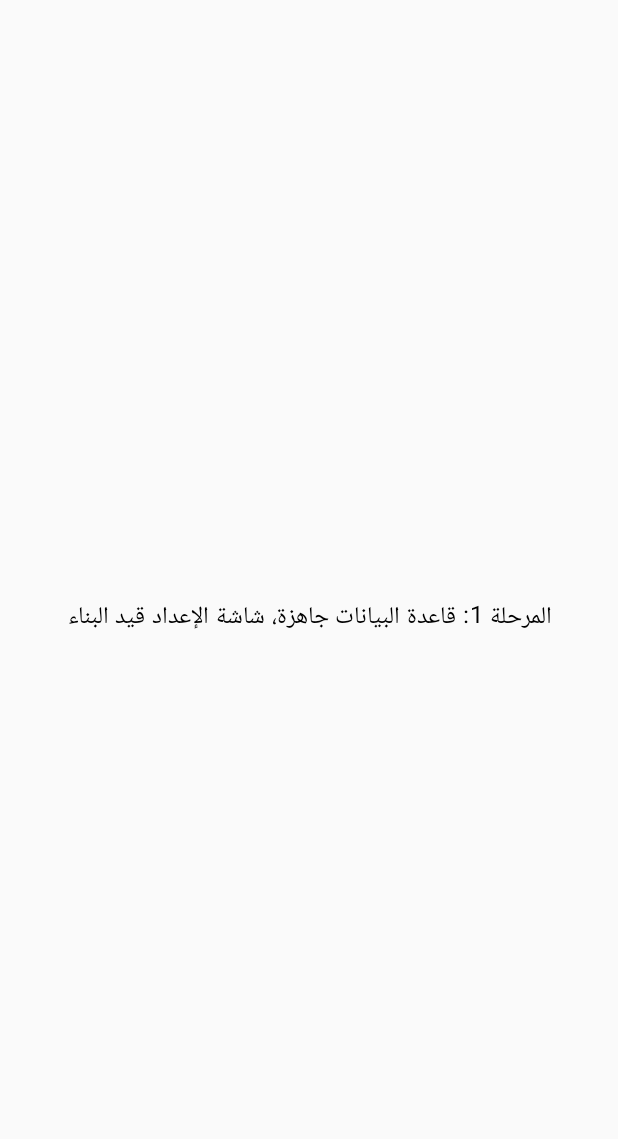
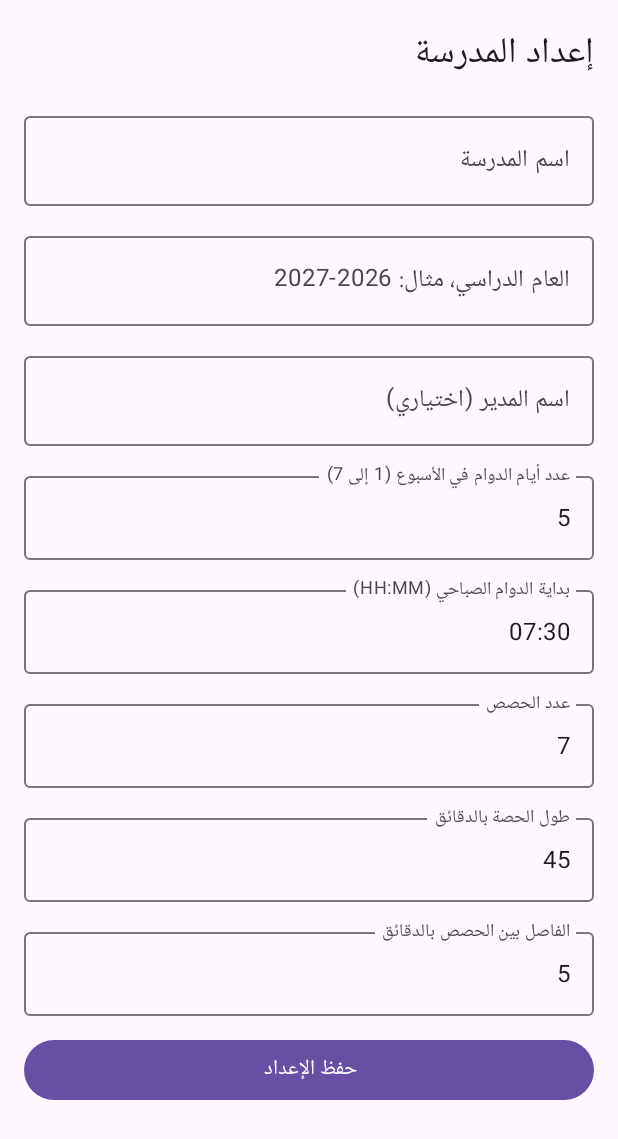
Before and after one commit to fahadsouliman68-cpu/timetable, an Android app built with Jetpack Compose: the screen it shows after launch (MainActivity), on a phone screen of 412 x 824 dp. Before the commit the part shown is almost empty. Shown: the top 1139 px of the screen. Run offline under Robolectric (Android 15) with nearby library versions, the phone set to English and light mode, and no system bars; our stand-ins replace Room's generated code.

Commit message:
Phase 1: setup screen, saved-school check on launch
Adds the setup form (validated by the domain SetupBuilder), saves it through
SetupRepository, and shows the home placeholder once a school exists so the
result survives restarts.

Co-Authored-By: Claude Haiku 5.5 <noreply@anthropic.com>
Claude-Session: https://claude.ai/code/session_01V4x132bzWiDibQS9Y7YXh7

```diff
--- a/app/src/main/kotlin/com/school/timetable/app/MainActivity.kt
+++ b/app/src/main/kotlin/com/school/timetable/app/MainActivity.kt
@@ -3,29 +3,71 @@ package com.school.timetable.app
 import android.os.Bundle
 import androidx.activity.ComponentActivity
 import androidx.activity.compose.setContent
-import androidx.compose.material3.MaterialTheme
-import androidx.compose.material3.Text
 import androidx.compose.foundation.layout.Box
 import androidx.compose.foundation.layout.fillMaxSize
+import androidx.compose.foundation.layout.padding
+import androidx.compose.material3.CircularProgressIndicator
+import androidx.compose.material3.MaterialTheme
+import androidx.compose.material3.Surface
+import androidx.compose.material3.Text
+import androidx.compose.runtime.Composable
+import androidx.compose.runtime.CompositionLocalProvider
+import androidx.compose.runtime.LaunchedEffect
+import androidx.compose.runtime.getValue
+import androidx.compose.runtime.mutableStateOf
+import androidx.compose.runtime.remember
+import androidx.compose.runtime.setValue
 import androidx.compose.ui.Alignment
 import androidx.compose.ui.Modifier
 import androidx.compose.ui.platform.LocalLayoutDirection
+import androidx.compose.ui.text.style.TextAlign
 import androidx.compose.ui.unit.LayoutDirection
+import androidx.compose.ui.unit.dp
+import com.school.timetable.data.SetupRepository
 
-/**
- * Placeholder screen for Phase 1. It shows no fake controls. The setup wizard screen comes next.
- */
 class MainActivity : ComponentActivity() {
     override fun onCreate(savedInstanceState: Bundle?) {
         super.onCreate(savedInstanceState)
+        val repository = (application as TimetableApp).container.setupRepository
         setContent {
             MaterialTheme {
-                androidx.compose.runtime.CompositionLocalProvider(LocalLayoutDirection provides LayoutDirection.Rtl) {
-                    Box(modifier = Modifier.fillMaxSize(), contentAlignment = Alignment.Center) {
-                        Text("المرحلة 1: قاعدة البيانات جاهزة، شاشة الإعداد قيد البناء")
+                CompositionLocalProvider(LocalLayoutDirection provides LayoutDirection.Rtl) {
+                    Surface(modifier = Modifier.fillMaxSize()) {
+                        AppRoot(repository)
                     }
                 }
             }
         }
     }
 }
+
+/** Shows the setup screen until a school is saved; after that, the home screen. Survives restarts because it reads the database. */
+@Composable
+private fun AppRoot(repository: SetupRepository) {
+    var loaded by remember { mutableStateOf(false) }
+    var schoolName by remember { mutableStateOf<String?>(null) }
+    var reloadCount by remember { mutableStateOf(0) }
+
+    LaunchedEffect(reloadCount) {
+        schoolName = repository.savedSchoolName()
+        loaded = true
+    }
+
+    when {
+        !loaded -> Box(modifier = Modifier.fillMaxSize(), contentAlignment = Alignment.Center) {
+            CircularProgressIndicator()
+        }
+        schoolName == null -> SetupScreen(repository) { reloadCount++ }
+        else -> HomeScreen(schoolName ?: "")
+    }
+}
+
+@Composable
+private fun HomeScreen(schoolName: String) {
+    Box(modifier = Modifier.fillMaxSize().padding(24.dp), contentAlignment = Alignment.Center) {
+        Text(
+            text = "مرحباً بك في $schoolName\nتم حفظ إعداد المدرسة. شاشة الجداول قيد البناء.",
+            textAlign = TextAlign.Center,
+        )
+    }
+}
--- /dev/null
+++ b/app/src/main/kotlin/com/school/timetable/app/SetupScreen.kt
@@ -0,0 +1,173 @@
+package com.school.timetable.app
+
+import androidx.compose.foundation.layout.Arrangement
+import androidx.compose.foundation.layout.Column
+import androidx.compose.foundation.layout.fillMaxSize
+import androidx.compose.foundation.layout.fillMaxWidth
+import androidx.compose.foundation.layout.padding
+import androidx.compose.foundation.rememberScrollState
+import androidx.compose.foundation.text.KeyboardOptions
+import androidx.compose.foundation.verticalScroll
+import androidx.compose.material3.Button
+import androidx.compose.material3.MaterialTheme
+import androidx.compose.material3.OutlinedTextField
+import androidx.compose.material3.Text
+import androidx.compose.runtime.Composable
+import androidx.compose.runtime.getValue
+import androidx.compose.runtime.mutableStateOf
+import androidx.compose.runtime.remember
+import androidx.compose.runtime.rememberCoroutineScope
+import androidx.compose.runtime.setValue
+import androidx.compose.ui.Modifier
+import androidx.compose.ui.text.input.KeyboardType
+import androidx.compose.ui.unit.dp
+import com.school.timetable.data.SetupRepository
+import com.school.timetable.domain.ShiftKind
+import com.school.timetable.domain.setup.SchoolSetupInput
+import com.school.timetable.domain.setup.SetupResult
+import com.school.timetable.domain.setup.ShiftSetup
+import kotlinx.coroutines.launch
+
+/** Parses "HH:MM" into minutes since midnight, or null when the text is not a valid time. */
+internal fun parseClockMinutes(text: String): Int? {
+    val parts = text.trim().split(":")
+    if (parts.size != 2) return null
+    val hours = parts[0].toIntOrNull() ?: return null
+    val minutes = parts[1].toIntOrNull() ?: return null
+    if (hours !in 0..23 || minutes !in 0..59) return null
+    return hours * 60 + minutes
+}
+
+/** Setup wizard, phase 1: one morning shift. Validation messages come from the domain layer. */
+@Composable
+fun SetupScreen(repository: SetupRepository, onSaved: () -> Unit) {
+    var schoolName by remember { mutableStateOf("") }
+    var yearLabel by remember { mutableStateOf("") }
+    var principal by remember { mutableStateOf("") }
+    var activeDays by remember { mutableStateOf("5") }
+    var firstStart by remember { mutableStateOf("07:30") }
+    var periodCount by remember { mutableStateOf("7") }
+    var periodLength by remember { mutableStateOf("45") }
+    var gap by remember { mutableStateOf("5") }
+    var errors by remember { mutableStateOf<List<String>>(emptyList()) }
+    var saving by remember { mutableStateOf(false) }
+    val scope = rememberCoroutineScope()
+
+    Column(
+        modifier = Modifier
+            .fillMaxSize()
+            .verticalScroll(rememberScrollState())
+            .padding(16.dp),
+        verticalArrangement = Arrangement.spacedBy(12.dp),
+    ) {
+        Text("إعداد المدرسة", style = MaterialTheme.typography.headlineSmall)
+
+        OutlinedTextField(
+            value = schoolName,
+            onValueChange = { schoolName = it },
+            label = { Text("اسم المدرسة") },
+            singleLine = true,
+            modifier = Modifier.fillMaxWidth(),
+        )
+        OutlinedTextField(
+            value = yearLabel,
+            onValueChange = { yearLabel = it },
+            label = { Text("العام الدراسي، مثال: 2026-2027") },
+            singleLine = true,
+            modifier = Modifier.fillMaxWidth(),
+        )
+        OutlinedTextField(
+            value = principal,
+            onValueChange = { principal = it },
+            label = { Text("اسم المدير (اختياري)") },
+            singleLine = true,
+            modifier = Modifier.fillMaxWidth(),
+        )
+        OutlinedTextField(
+            value = activeDays,
+            onValueChange = { activeDays = it },
+            label = { Text("عدد أيام الدوام في الأسبوع (1 إلى 7)") },
+            singleLine = true,
+            keyboardOptions = KeyboardOptions(keyboardType = KeyboardType.Number),
+            modifier = Modifier.fillMaxWidth(),
+        )
+        OutlinedTextField(
+            value = firstStart,
+            onValueChange = { firstStart = it },
+            label = { Text("بداية الدوام الصباحي (HH:MM)") },
+            singleLine = true,
+            modifier = Modifier.fillMaxWidth(),
+        )
+        OutlinedTextField(
+            value = periodCount,
+            onValueChange = { periodCount = it },
+            label = { Text("عدد الحصص") },
+            singleLine = true,
+            keyboardOptions = KeyboardOptions(keyboardType = KeyboardType.Number),
+            modifier = Modifier.fillMaxWidth(),
+        )
+        OutlinedTextField(
+            value = periodLength,
+            onValueChange = { periodLength = it },
+            label = { Text("طول الحصة بالدقائق") },
+            singleLine = true,
+            keyboardOptions = KeyboardOptions(keyboardType = KeyboardType.Number),
+            modifier = Modifier.fillMaxWidth(),
+        )
+        OutlinedTextField(
+            value = gap,
+            onValueChange = { gap = it },
+            label = { Text("الفاصل بين الحصص بالدقائق") },
+            singleLine = true,
+            keyboardOptions = KeyboardOptions(keyboardType = KeyboardType.Number),
+            modifier = Modifier.fillMaxWidth(),
+        )
+
+        errors.forEach { message ->
+            Text(message, color = MaterialTheme.colorScheme.error)
+        }
+
+        Button(
+            enabled = !saving,
+            onClick = {
+                val start = parseClockMinutes(firstStart)
+                if (start == null) {
+                    errors = listOf("بداية الدوام يجب أن تكون بصيغة HH:MM")
+                    return@Button
+                }
+                val input = SchoolSetupInput(
+                    schoolName = schoolName,
+                    academicYearLabel = yearLabel,
+                    principalName = principal.ifBlank { null },
+                    activeDays = activeDays.toIntOrNull() ?: -1,
+                    shifts = listOf(
+                        ShiftSetup(
+                            id = "morning",
+                            kind = ShiftKind.MORNING,
+                            firstStartMin = start,
+                            periodCount = periodCount.toIntOrNull() ?: -1,
+                            periodLengthMin = periodLength.toIntOrNull() ?: -1,
+                            gapMin = gap.toIntOrNull() ?: -1,
+                        ),
+                    ),
+                )
+                saving = true
+                scope.launch {
+                    try {
+                        when (val result = repository.saveInitialSetup(input)) {
+                            is SetupResult.Ok -> onSaved()
+                            is SetupResult.Invalid -> errors = result.errors
+                        }
+                    } catch (e: Exception) {
+                        errors = listOf("تعذر الحفظ، حاول مرة أخرى")
+                    } finally {
+                        saving = false
+                    }
+                }
+            },
+            modifier = Modifier.fillMaxWidth(),
+        ) {
+            Text("حفظ الإعداد")
+        }
+    }
+}
--- a/app/src/main/kotlin/com/school/timetable/data/SetupRepository.kt
+++ b/app/src/main/kotlin/com/school/timetable/data/SetupRepository.kt
@@ -39,4 +39,7 @@ class SetupRepository(private val database: AppDatabase) {
         }
         return result
     }
+
+    /** Returns the saved school name, or null when no setup exists yet. */
+    suspend fun savedSchoolName(): String? = database.setupDao().schoolName()
 }
--- a/app/src/main/kotlin/com/school/timetable/data/db/SetupDao.kt
+++ b/app/src/main/kotlin/com/school/timetable/data/db/SetupDao.kt
@@ -32,6 +32,9 @@ interface SetupDao {
     @Query("SELECT * FROM periods WHERE yearId = :yearId ORDER BY shiftId, indexNo")
     suspend fun periodsOf(yearId: Long): List<PeriodEntity>
 
+    @Query("SELECT name FROM schools ORDER BY id LIMIT 1")
+    suspend fun schoolName(): String?
+
     @Query("SELECT COUNT(*) FROM academic_years")
     suspend fun yearCount(): Int
 }
```
